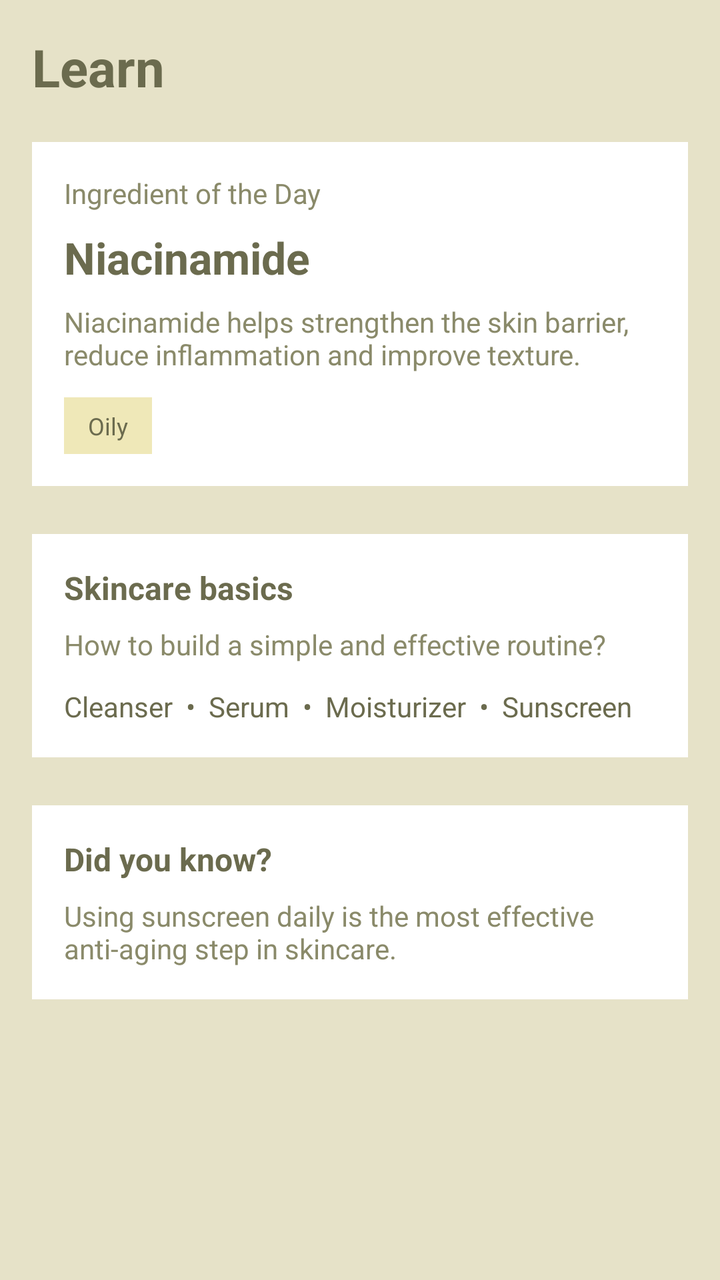
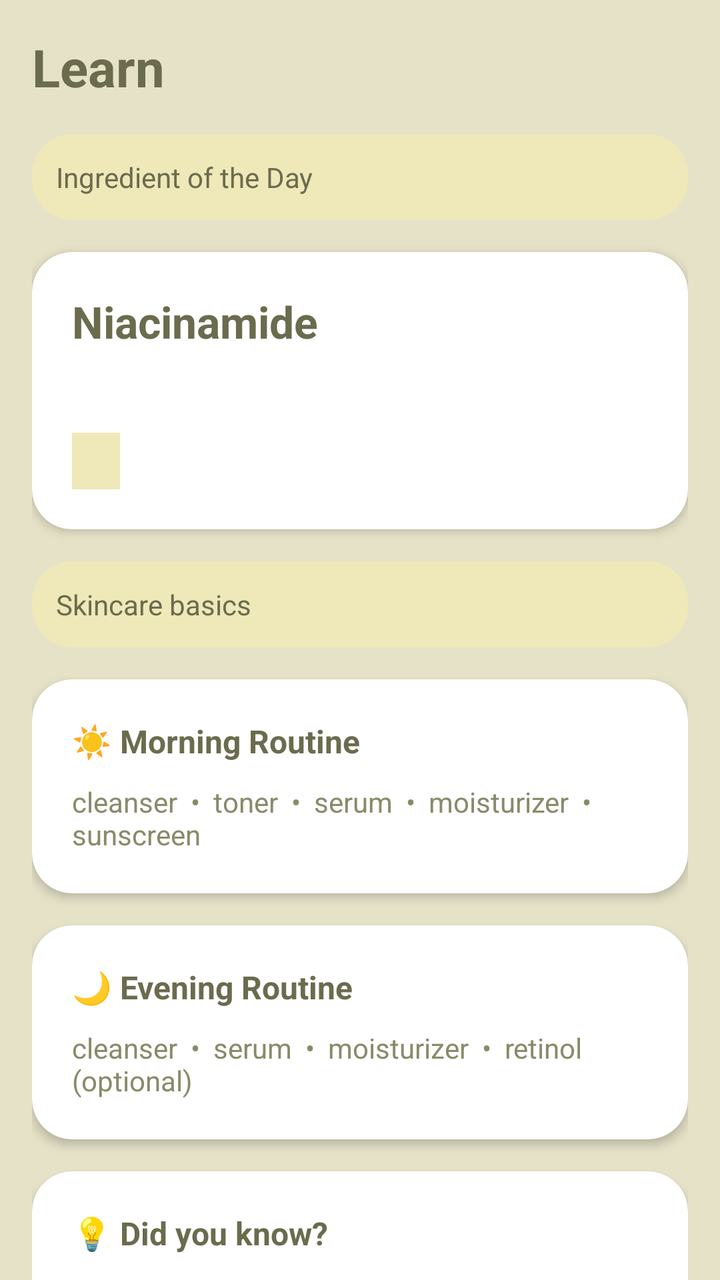

Two renders of the same Android screen: before a commit and after it. Below are the layout's source before the change and the commit's diff.
<!-- AndroidManifest.xml: application theme Theme.SkincareChecker -->
<!-- res/layout/fragment_learn.xml -->
<?xml version="1.0" encoding="utf-8"?>
<androidx.core.widget.NestedScrollView
    xmlns:android="http://schemas.android.com/apk/res/android"
    android:layout_width="match_parent"
    android:layout_height="match_parent"
    android:background="#E6E2C8">

    <LinearLayout
        android:layout_width="match_parent"
        android:layout_height="wrap_content"
        android:orientation="vertical"
        android:padding="16dp">

        
        <TextView
            android:layout_width="wrap_content"
            android:layout_height="wrap_content"
            android:text="Learn"
            android:textSize="26sp"
            android:textStyle="bold"
            android:textColor="#6B6B4E"
            android:layout_marginBottom="20dp"/>

        
        <LinearLayout
            android:layout_width="match_parent"
            android:layout_height="wrap_content"
            android:orientation="vertical"
            android:background="#FFFFFF"
            android:padding="16dp"
            android:layout_marginBottom="24dp">

            <TextView
                android:layout_width="wrap_content"
                android:layout_height="wrap_content"
                android:text="Ingredient of the Day"
                android:textSize="14sp"
                android:textColor="#8A8A6A"/>

            <TextView
                android:id="@+id/tvIngredientTitle"
                android:layout_width="wrap_content"
                android:layout_height="wrap_content"
                android:text="Niacinamide"
                android:textSize="22sp"
                android:textStyle="bold"
                android:textColor="#6B6B4E"
                android:layout_marginTop="8dp"/>

            <TextView
                android:id="@+id/tvIngredientDesc"
                android:layout_width="match_parent"
                android:layout_height="wrap_content"
                android:text="Niacinamide helps strengthen the skin barrier, reduce inflammation and improve texture."
                android:textSize="14sp"
                android:textColor="#8A8A6A"
                android:layout_marginTop="8dp"/>

            
            <TextView
                android:layout_width="wrap_content"
                android:layout_height="wrap_content"
                android:text="Oily"
                android:textSize="12sp"
                android:textColor="#6B6B4E"
                android:paddingHorizontal="12dp"
                android:paddingVertical="6dp"
                android:background="#EFE8B8"
                android:layout_marginTop="12dp"/>
        </LinearLayout>

        
        <LinearLayout
            android:layout_width="match_parent"
            android:layout_height="wrap_content"
            android:orientation="vertical"
            android:background="#FFFFFF"
            android:padding="16dp"
            android:layout_marginBottom="24dp">

            <TextView
                android:layout_width="wrap_content"
                android:layout_height="wrap_content"
                android:text="Skincare basics"
                android:textSize="16sp"
                android:textStyle="bold"
                android:textColor="#6B6B4E"/>

            <TextView
                android:layout_width="match_parent"
                android:layout_height="wrap_content"
                android:text="How to build a simple and effective routine?"
                android:textSize="14sp"
                android:textColor="#8A8A6A"
                android:layout_marginTop="8dp"/>

            <TextView
                android:layout_width="wrap_content"
                android:layout_height="wrap_content"
                android:text="Cleanser  •  Serum  •  Moisturizer  •  Sunscreen"
                android:textSize="14sp"
                android:textColor="#6B6B4E"
                android:layout_marginTop="12dp"/>
        </LinearLayout>

        
        <LinearLayout
            android:layout_width="match_parent"
            android:layout_height="wrap_content"
            android:orientation="vertical"
            android:background="#FFFFFF"
            android:padding="16dp">

            <TextView
                android:layout_width="wrap_content"
                android:layout_height="wrap_content"
                android:text="Did you know?"
                android:textSize="16sp"
                android:textStyle="bold"
                android:textColor="#6B6B4E"/>

            <TextView
                android:layout_width="match_parent"
                android:layout_height="wrap_content"
                android:text="Using sunscreen daily is the most effective anti-aging step in skincare."
                android:textSize="14sp"
                android:textColor="#8A8A6A"
                android:layout_marginTop="8dp"/>
        </LinearLayout>

    </LinearLayout>
</androidx.core.widget.NestedScrollView>
<!-- resources referenced by this layout -->
<resources>
  <style name="Theme.SkincareChecker" parent="Base.Theme.SkincareChecker" />
  <style name="Base.Theme.SkincareChecker" parent="Theme.Material3.DayNight.NoActionBar">
          
          
      </style>
</resources>

<!-- the commit's change to res/layout/fragment_learn.xml (unified diff, before → after) -->
@@ -1,6 +1,7 @@
 <?xml version="1.0" encoding="utf-8"?>
 <androidx.core.widget.NestedScrollView
     xmlns:android="http://schemas.android.com/apk/res/android"
+    xmlns:app="http://schemas.android.com/apk/res-auto"
     android:layout_width="match_parent"
     android:layout_height="match_parent"
     android:background="#E6E2C8">
@@ -11,7 +12,6 @@
         android:orientation="vertical"
         android:padding="16dp">
 
-        
         <TextView
             android:layout_width="wrap_content"
             android:layout_height="wrap_content"
@@ -19,114 +19,198 @@
             android:textSize="26sp"
             android:textStyle="bold"
             android:textColor="#6B6B4E"
-            android:layout_marginBottom="20dp"/>
-
-        
-        <LinearLayout
-            android:layout_width="match_parent"
-            android:layout_height="wrap_content"
-            android:orientation="vertical"
-            android:background="#FFFFFF"
-            android:padding="16dp"
-            android:layout_marginBottom="24dp">
+            android:layout_marginBottom="16dp"/>
+
+        <androidx.cardview.widget.CardView
+            android:id="@+id/cardIngredientHeader"
+            android:layout_width="match_parent"
+            android:layout_height="wrap_content"
+            android:layout_marginBottom="16dp"
+            app:cardCornerRadius="20dp"
+            app:cardBackgroundColor="#EFE8B8"
+            app:cardElevation="0dp">
 
             <TextView
                 android:layout_width="wrap_content"
                 android:layout_height="wrap_content"
                 android:text="Ingredient of the Day"
                 android:textSize="14sp"
-                android:textColor="#8A8A6A"/>
-
-            <TextView
-                android:id="@+id/tvIngredientTitle"
-                android:layout_width="wrap_content"
-                android:layout_height="wrap_content"
-                android:text="Niacinamide"
-                android:textSize="22sp"
-                android:textStyle="bold"
                 android:textColor="#6B6B4E"
-                android:layout_marginTop="8dp"/>
-
-            <TextView
-                android:id="@+id/tvIngredientDesc"
-                android:layout_width="match_parent"
-                android:layout_height="wrap_content"
-                android:text="Niacinamide helps strengthen the skin barrier, reduce inflammation and improve texture."
-                android:textSize="14sp"
-                android:textColor="#8A8A6A"
-                android:layout_marginTop="8dp"/>
-
-            
+                android:padding="12dp"/>
+
+        </androidx.cardview.widget.CardView>
+
+        <androidx.cardview.widget.CardView
+            android:id="@+id/cardIngredientMain"
+            android:layout_width="match_parent"
+            android:layout_height="wrap_content"
+            android:layout_marginBottom="16dp"
+            app:cardCornerRadius="20dp"
+            app:cardBackgroundColor="#FFFFFF"
+            app:cardElevation="3dp">
+
+            <LinearLayout
+                android:layout_width="match_parent"
+                android:layout_height="wrap_content"
+                android:orientation="vertical"
+                android:padding="20dp">
+
+                <TextView
+                    android:id="@+id/tvIngredientTitle"
+                    android:layout_width="wrap_content"
+                    android:layout_height="wrap_content"
+                    android:text="Niacinamide"
+                    android:textSize="22sp"
+                    android:textStyle="bold"
+                    android:textColor="#6B6B4E"/>
+
+                <TextView
+                    android:id="@+id/tvIngredientDesc"
+                    android:layout_width="match_parent"
+                    android:layout_height="wrap_content"
+                    android:textSize="14sp"
+                    android:textColor="#8A8A6A"
+                    android:layout_marginTop="10dp"
+                    android:lineSpacingExtra="4dp"/>
+
+                <TextView
+                    android:id="@+id/tvSkinTypeTag"
+                    android:layout_width="wrap_content"
+                    android:layout_height="wrap_content"
+                    android:textSize="12sp"
+                    android:textColor="#6B6B4E"
+                    android:paddingHorizontal="12dp"
+                    android:paddingVertical="6dp"
+                    android:background="#EFE8B8"
+                    android:layout_marginTop="12dp"/>
+
+            </LinearLayout>
+
+        </androidx.cardview.widget.CardView>
+
+        <androidx.cardview.widget.CardView
+            android:id="@+id/cardBasicsHeader"
+            android:layout_width="match_parent"
+            android:layout_height="wrap_content"
+            android:layout_marginBottom="16dp"
+            app:cardCornerRadius="20dp"
+            app:cardBackgroundColor="#EFE8B8"
+            app:cardElevation="0dp">
+
             <TextView
                 android:layout_width="wrap_content"
                 android:layout_height="wrap_content"
-                android:text="Oily"
-                android:textSize="12sp"
-                android:textColor="#6B6B4E"
-                android:paddingHorizontal="12dp"
-                android:paddingVertical="6dp"
-                android:background="#EFE8B8"
-                android:layout_marginTop="12dp"/>
-        </LinearLayout>
-
-        
-        <LinearLayout
-            android:layout_width="match_parent"
-            android:layout_height="wrap_content"
-            android:orientation="vertical"
-            android:background="#FFFFFF"
-            android:padding="16dp"
-            android:layout_marginBottom="24dp">
-
-            <TextView
-                android:layout_width="wrap_content"
-                android:layout_height="wrap_content"
                 android:text="Skincare basics"
-                android:textSize="16sp"
-                android:textStyle="bold"
-                android:textColor="#6B6B4E"/>
-
-            <TextView
-                android:layout_width="match_parent"
-                android:layout_height="wrap_content"
-                android:text="How to build a simple and effective routine?"
-                android:textSize="14sp"
-                android:textColor="#8A8A6A"
-                android:layout_marginTop="8dp"/>
-
-            <TextView
-                android:layout_width="wrap_content"
-                android:layout_height="wrap_content"
-                android:text="Cleanser  •  Serum  •  Moisturizer  •  Sunscreen"
                 android:textSize="14sp"
                 android:textColor="#6B6B4E"
-                android:layout_marginTop="12dp"/>
-        </LinearLayout>
-
-        
-        <LinearLayout
-            android:layout_width="match_parent"
-            android:layout_height="wrap_content"
-            android:orientation="vertical"
-            android:background="#FFFFFF"
-            android:padding="16dp">
-
-            <TextView
-                android:layout_width="wrap_content"
-                android:layout_height="wrap_content"
-                android:text="Did you know?"
-                android:textSize="16sp"
-                android:textStyle="bold"
-                android:textColor="#6B6B4E"/>
-
-            <TextView
-                android:layout_width="match_parent"
-                android:layout_height="wrap_content"
-                android:text="Using sunscreen daily is the most effective anti-aging step in skincare."
-                android:textSize="14sp"
-                android:textColor="#8A8A6A"
-                android:layout_marginTop="8dp"/>
-        </LinearLayout>
+                android:padding="12dp"/>
+
+        </androidx.cardview.widget.CardView>
+
+        <androidx.cardview.widget.CardView
+            android:id="@+id/cardMorning"
+            android:layout_width="match_parent"
+            android:layout_height="wrap_content"
+            android:layout_marginBottom="16dp"
+            app:cardCornerRadius="20dp"
+            app:cardBackgroundColor="#FFFFFF"
+            app:cardElevation="3dp">
+
+            <LinearLayout
+                android:layout_width="match_parent"
+                android:layout_height="wrap_content"
+                android:orientation="vertical"
+                android:padding="20dp">
+
+                <TextView
+                    android:layout_width="wrap_content"
+                    android:layout_height="wrap_content"
+                    android:text="☀️ Morning Routine"
+                    android:textSize="16sp"
+                    android:textStyle="bold"
+                    android:textColor="#6B6B4E"/>
+
+                <TextView
+                    android:layout_width="match_parent"
+                    android:layout_height="wrap_content"
+                    android:text="cleanser  •  toner  •  serum  •  moisturizer  •  sunscreen"
+                    android:textSize="14sp"
+                    android:textColor="#8A8A6A"
+                    android:layout_marginTop="10dp"/>
+
+            </LinearLayout>
+
+        </androidx.cardview.widget.CardView>
+
+        <androidx.cardview.widget.CardView
+            android:id="@+id/cardEvening"
+            android:layout_width="match_parent"
+            android:layout_height="wrap_content"
+            android:layout_marginBottom="16dp"
+            app:cardCornerRadius="20dp"
+            app:cardBackgroundColor="#FFFFFF"
+            app:cardElevation="3dp">
+
+            <LinearLayout
+                android:layout_width="match_parent"
+                android:layout_height="wrap_content"
+                android:orientation="vertical"
+                android:padding="20dp">
+
+                <TextView
+                    android:layout_width="wrap_content"
+                    android:layout_height="wrap_content"
+                    android:text="🌙 Evening Routine"
+                    android:textSize="16sp"
+                    android:textStyle="bold"
+                    android:textColor="#6B6B4E"/>
+
+                <TextView
+                    android:layout_width="match_parent"
+                    android:layout_height="wrap_content"
+                    android:text="cleanser  •  serum  •  moisturizer  •  retinol (optional)"
+                    android:textSize="14sp"
+                    android:textColor="#8A8A6A"
+                    android:layout_marginTop="10dp"/>
+
+            </LinearLayout>
+
+        </androidx.cardview.widget.CardView>
+
+        <androidx.cardview.widget.CardView
+            android:id="@+id/cardDidYouKnow"
+            android:layout_width="match_parent"
+            android:layout_height="wrap_content"
+            android:layout_marginBottom="24dp"
+            app:cardCornerRadius="20dp"
+            app:cardBackgroundColor="#FFFFFF"
+            app:cardElevation="3dp">
+
+            <LinearLayout
+                android:layout_width="match_parent"
+                android:layout_height="wrap_content"
+                android:orientation="vertical"
+                android:padding="20dp">
+
+                <TextView
+                    android:layout_width="wrap_content"
+                    android:layout_height="wrap_content"
+                    android:text="💡 Did you know?"
+                    android:textSize="16sp"
+                    android:textStyle="bold"
+                    android:textColor="#6B6B4E"/>
+
+                <TextView
+                    android:layout_width="match_parent"
+                    android:layout_height="wrap_content"
+                    android:text="Using sunscreen daily is the single most effective anti-aging step in any skincare routine."
+                    android:textSize="14sp"
+                    android:textColor="#8A8A6A"
+                    android:layout_marginTop="10dp"/>
+
+            </LinearLayout>
+
+        </androidx.cardview.widget.CardView>
 
     </LinearLayout>
 </androidx.core.widget.NestedScrollView>
